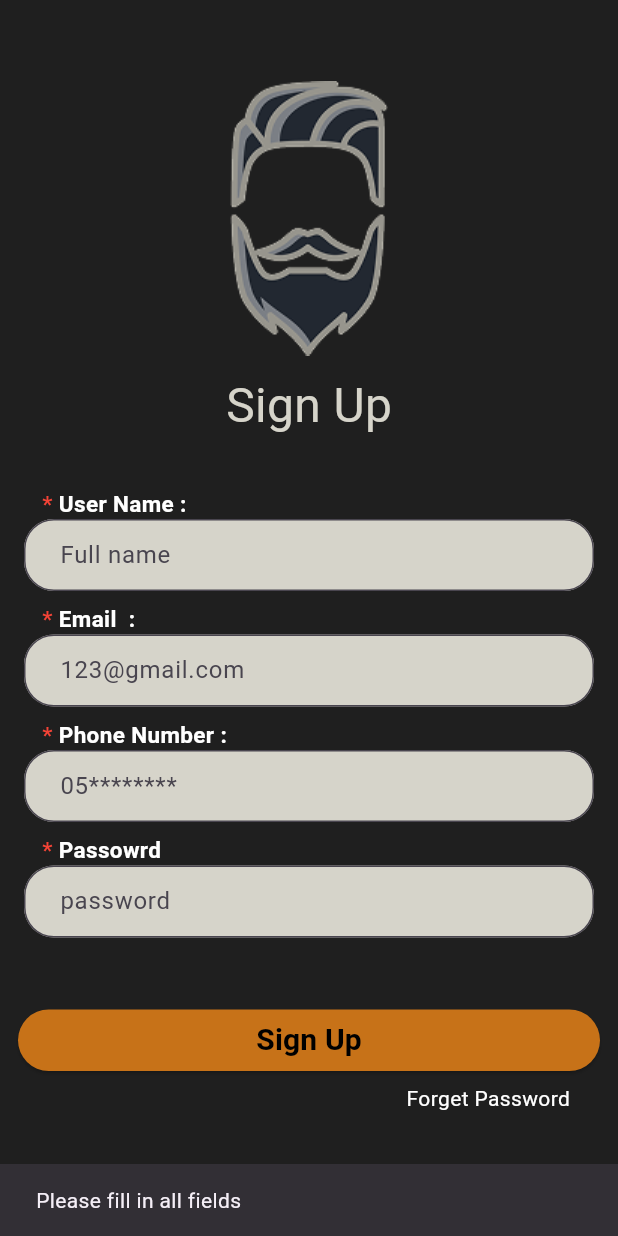
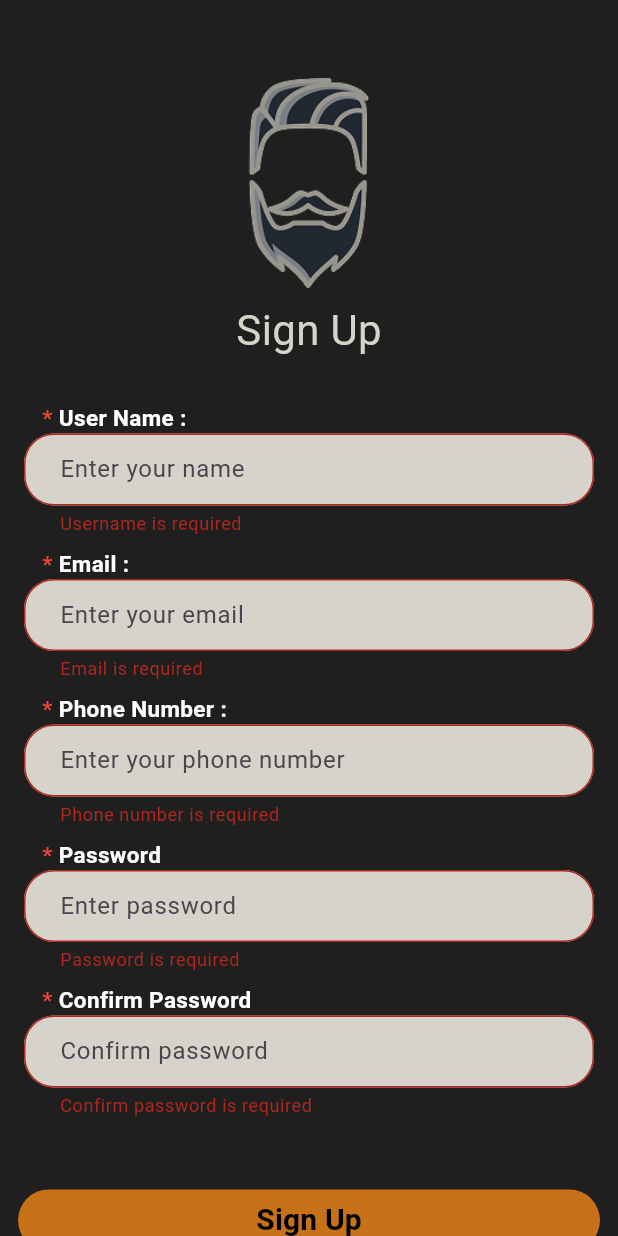
Before and after one commit to HadiSawalmah/barber_salon, a Flutter app: the SginupUser screen opened by its route, after a tap on "Sign Up", on a phone screen of 412 x 824 dp. Run offline on Flutter 3.47's test engine with Material 3 defaults, Android fonts, the phone set to English and light mode, and no system bars; our stand-ins replace cloud_firestore, dio, firebase_auth, firebase_core, firebase_messaging, flutter_local_notifications and 3 more; accounts and stored records are empty; network calls fail.

Commit message:
editing on login and signup pages , convert the testfield to textformfield and add validator to all feilds . also add 2 new widget to clean the code '

```diff
--- a/lib/presentation/screens/barber/login_barber.dart
+++ b/lib/presentation/screens/barber/login_barber.dart
@@ -86,14 +86,14 @@ class _LoginState extends State<Loginbarber> {
                     SizedBox(height: 43),
                     Column(
                       children: [
-                        Textfiled(
+                        textfiled(
                           "Email :",
                           "05********",
                           Color(0xffD6D4CA),
                           Colors.white,
                           _email,
                         ),
-                        Textfiled(
+                        textfiled(
                           "Passowrd",
                           "password",
                           Color(0xffD6D4CA),
--- a/lib/presentation/screens/barber/profile_page.dart
+++ b/lib/presentation/screens/barber/profile_page.dart
@@ -57,42 +57,42 @@ class _ProfilePageState extends State<ProfilePage> {
               ),
               SizedBox(height: 14),
 
-              Textfiled(
+              textfiled(
                 "First Name:",
                 "whats your first name?",
                 Colors.white,
                 Colors.white,
                 _firstname,
               ),
-              Textfiled(
+              textfiled(
                 "Last Name:",
                 "and your last name?",
                 Colors.white,
                 Colors.white,
                 _lastname,
               ),
-              Textfiled(
+              textfiled(
                 "Phone :",
                 "phone number",
                 Colors.white,
                 Colors.white,
                 _phone,
               ),
-              Textfiled(
+              textfiled(
                 "Email :",
                 "blabla@gmail.com",
                 Colors.white,
                 Colors.white,
                 _email,
               ),
-              Textfiled(
+              textfiled(
                 "Photo :",
                 "your photo",
                 Colors.white,
                 Colors.white,
                 _image,
               ),
-              Textfiled(
+              textfiled(
                 "Social Account:",
                 "facebook",
                 Colors.white,
--- a/lib/presentation/screens/user/login_user.dart
+++ b/lib/presentation/screens/user/login_user.dart
@@ -3,13 +3,11 @@ import 'package:firebase_auth/firebase_auth.dart';
 import 'package:flutter/material.dart';
 import 'package:go_router/go_router.dart';
 
+import '../../widgets/auth_layout.dart';
 import '../../widgets/login/button_login_user.dart';
 import '../../widgets/textfiled.dart';
 import '../../widgets/user/textfiled_password.dart';
-
-void main() {
-  runApp(Loginuser());
-}
+import '../../widgets/validators.dart';
 
 class Loginuser extends StatefulWidget {
   const Loginuser({super.key});
@@ -21,11 +19,14 @@ class Loginuser extends StatefulWidget {
 class _LoginState extends State<Loginuser> {
   final _email = TextEditingController();
   final _password = TextEditingController();
+  final _formKey = GlobalKey<FormState>();
 
   bool _isLoading = false;
   String? _errorMessage;
 
   Future<void> signInUser() async {
+    if (!_formKey.currentState!.validate()) return;
+
     setState(() {
       _isLoading = true;
       _errorMessage = null;
@@ -95,38 +96,28 @@ class _LoginState extends State<Loginuser> {
 
   @override
   Widget build(BuildContext context) {
-    return Scaffold(
-      backgroundColor: Color(0xff1F1F1F),
-      body: Padding(
-        padding: EdgeInsets.all(12),
-        child: Center(
-          child: Padding(
-            padding: const EdgeInsets.only(top: 41),
-            child: SingleChildScrollView(
+    return AuthLayout(
+      title: "Log In",
+      child: Form(
+        key: _formKey,
         child: Column(
           children: [
-                  Image.asset("assets/images/face.png"),
-                  SizedBox(height: 10),
-                  Text(
-                    "Log In",
-                    style: TextStyle(color: Color(0xffD6D4CA), fontSize: 32),
-                  ),
-                  SizedBox(height: 43),
-                  Column(
-                    children: [
-                      Textfiled(
+            SizedBox(height: 24),
+            textfiled(
               "Email :",
-                        "05********",
+              "Enter your email",
               Color(0xffD6D4CA),
               Colors.white,
               _email,
+              validator: Validators.email,
             ),
             textfiledPassword(
-                        "Passowrd",
-                        "password",
+              "Password ",
+              "Enter your Password  ",
               Color(0xffD6D4CA),
               Colors.white,
               _password,
+              validator: Validators.password,
             ),
             SizedBox(height: 44),
             ButtonLoginUser(
@@ -136,10 +127,9 @@ class _LoginState extends State<Loginuser> {
             SizedBox(height: 8),
             Row(
               mainAxisAlignment: MainAxisAlignment.end,
-                        children: [
+              children: const [
                 Padding(
-                            padding: const EdgeInsets.only(right: 20.0),
-
+                  padding: EdgeInsets.only(right: 20.0),
                   child: Text(
                     "Forget Password",
                     style: TextStyle(color: Colors.white),
@@ -151,31 +141,23 @@ class _LoginState extends State<Loginuser> {
             Row(
               mainAxisAlignment: MainAxisAlignment.center,
               children: [
-                          Text(
-                            "Dont have an account ? ",
+                const Text(
+                  "Don't have an account? ",
                   style: TextStyle(color: Colors.white, fontSize: 20),
                 ),
                 GestureDetector(
                   onTap: () {
                     context.go("/SginupUser");
                   },
-                            child: Text(
+                  child: const Text(
                     "Sign Up",
-                              style: TextStyle(
-                                color: Colors.blue,
-                                fontSize: 16,
-                              ),
+                    style: TextStyle(color: Colors.blue, fontSize: 16),
                   ),
                 ),
               ],
             ),
           ],
         ),
-                ],
-              ),
-            ),
-          ),
-        ),
       ),
     );
   }
--- a/lib/presentation/screens/user/sginup_user.dart
+++ b/lib/presentation/screens/user/sginup_user.dart
@@ -2,14 +2,15 @@ import 'package:cloud_firestore/cloud_firestore.dart';
 import 'package:firebase_auth/firebase_auth.dart';
 import 'package:flutter/material.dart';
 import 'package:go_router/go_router.dart';
+import 'package:project_new/presentation/widgets/validators.dart';
 import '../../../data/models/admin/user_model.dart';
+import '../../widgets/auth_layout.dart';
 import '../../widgets/login/button_login_user.dart';
 import '../../widgets/textfiled.dart';
 import '../../widgets/user/textfiled_password.dart';
 
 class SginupUser extends StatefulWidget {
   const SginupUser({super.key});
-
   @override
   State<SginupUser> createState() => _SginupUserState();
 }
@@ -19,25 +20,14 @@ class _SginupUserState extends State<SginupUser> {
   final _email = TextEditingController();
   final _phone = TextEditingController();
   final _password = TextEditingController();
+  final _confirmPassword = TextEditingController();
+  final _formKey = GlobalKey<FormState>();
   bool _isLoading = false;
-  Future signup(context) async {
+  Future signup(BuildContext context) async {
     setState(() {
       _isLoading = true;
     });
     try {
-      if (_username.text.isEmpty ||
-          _email.text.isEmpty ||
-          _password.text.isEmpty ||
-          _phone.text.isEmpty) {
-        ScaffoldMessenger.of(
-          context,
-        ).showSnackBar(SnackBar(content: Text("Please fill in all fields")));
-        setState(() {
-          _isLoading = false;
-        });
-        return;
-      }
-
       UserCredential credential = await FirebaseAuth.instance
           .createUserWithEmailAndPassword(
             email: _email.text.trim(),
@@ -54,12 +44,11 @@ class _SginupUserState extends State<SginupUser> {
           .collection('users')
           .doc(userModel.id)
           .set(userModel.toMap());
-
       _username.clear();
       _email.clear();
       _phone.clear();
       _password.clear();
-
+      _confirmPassword.clear();
       ScaffoldMessenger.of(context).showSnackBar(
         SnackBar(
           content: Text(
@@ -69,7 +58,6 @@ class _SginupUserState extends State<SginupUser> {
         ),
       );
       await Future.delayed(Duration(seconds: 1));
-
       if (context.mounted) {
         GoRouter.of(context).go("/Loginuser");
       }
@@ -89,83 +77,81 @@ class _SginupUserState extends State<SginupUser> {
     }
   }
 
+  String? _validateConfirmPassword(String? value) {
+    if (value == null || value.trim().isEmpty) {
+      return 'Confirm password is required';
+    }
+    if (value != _password.text.trim()) {
+      return 'Passwords do not match';
+    }
+    return null;
+  }
+
   @override
   Widget build(BuildContext context) {
-    return Scaffold(
-      backgroundColor: Color(0xff1F1F1F),
-      body: Padding(
-        padding: EdgeInsets.all(12),
-        child: Center(
-          child: Padding(
-            padding: const EdgeInsets.only(top: 41),
-            child: SingleChildScrollView(
+    return AuthLayout(
+      title: "Sign Up",
+      child: Form(
+        key: _formKey,
         child: Column(
           children: [
-                  Image.asset("assets/images/face.png"),
-                  SizedBox(height: 10),
-                  Text(
-                    "Sign Up",
-                    style: TextStyle(color: Color(0xffD6D4CA), fontSize: 32),
-                  ),
-                  SizedBox(height: 28),
-                  Column(
-                    children: [
-                      Textfiled(
+            textfiled(
               "User Name :",
-                        "Full name",
+              "Enter your name",
               Color(0xffD6D4CA),
               Colors.white,
               _username,
+              validator:
+                  Validators.username,
             ),
-                      Textfiled(
-                        "Email  :",
-                        "123@gmail.com",
+            textfiled(
+              "Email :",
+              "Enter your email",
               Color(0xffD6D4CA),
               Colors.white,
               _email,
+              validator: Validators.email,
             ),
-                      Textfiled(
+            textfiled(
               "Phone Number :",
-                        "05********",
+              "Enter your phone number",
               Color(0xffD6D4CA),
               Colors.white,
               _phone,
+              validator: Validators.phone,
             ),
-
             textfiledPassword(
-                        "Passowrd",
-                        "password",
+              "Password",
+              "Enter password",
               Color(0xffD6D4CA),
               Colors.white,
               _password,
+              validator: Validators.password,
             ),
-
-                      SizedBox(height: 44),
+            textfiledPassword(
+              "Confirm Password",
+              "Confirm password",
+              Color(0xffD6D4CA),
+              Colors.white,
+              _confirmPassword,
+              validator:
+                  _validateConfirmPassword,
+            ),
+            const SizedBox(height: 44),
             ButtonLoginUser(
               text: _isLoading ? "Loading..." : "Sign Up",
-                        onPressed: () => signup(context),
+              onPressed: () {
+                if (_formKey.currentState!.validate()) {
+                  signup(context);
+                }
+              },
             ),
-
-                      SizedBox(height: 8),
-                      Row(
-                        mainAxisAlignment: MainAxisAlignment.end,
-                        children: [
-                          Padding(
-                            padding: const EdgeInsets.only(right: 20.0),
-
-                            child: Text(
-                              "Forget Password",
-                              style: TextStyle(color: Colors.white),
-                            ),
-                          ),
-                        ],
-                      ),
-                      SizedBox(height: 40),
+            const SizedBox(height: 28),
             Row(
               mainAxisAlignment: MainAxisAlignment.center,
               children: [
-                          Text(
-                            "Dont have an account ? ",
+                const Text(
+                  "Already have an account? ",
                   style: TextStyle(color: Colors.white, fontSize: 20),
                 ),
                 InkWell(
@@ -174,21 +160,13 @@ class _SginupUserState extends State<SginupUser> {
                   },
                   child: const Text(
                     "Sign In",
-                              style: TextStyle(
-                                color: Colors.blue,
-                                fontSize: 20,
-                              ),
+                    style: TextStyle(color: Colors.blue, fontSize: 20),
                   ),
                 ),
               ],
             ),
           ],
         ),
-                ],
-              ),
-            ),
-          ),
-        ),
       ),
     );
   }
--- /dev/null
+++ b/lib/presentation/widgets/auth_layout.dart
@@ -0,0 +1,34 @@
+import 'package:flutter/material.dart';
+class AuthLayout extends StatelessWidget {
+  final String title;
+  final Widget child;
+
+  const AuthLayout({
+    super.key,
+    required this.title,
+    required this.child,
+  });
+
+  @override
+  Widget build(BuildContext context) {
+    return Scaffold(
+      backgroundColor: const Color(0xff1F1F1F),
+      body: SingleChildScrollView(
+        padding: const EdgeInsets.all(12),
+        child: Column(
+          children: [
+            const SizedBox(height: 40),
+            Image.asset("assets/images/face.png", height: 140),
+            const SizedBox(height: 8),
+            Text(
+              title,
+              style: const TextStyle(color: Color(0xffD6D4CA), fontSize: 28),
+            ),
+            const SizedBox(height: 24),
+            child,
+          ],
+        ),
+      ),
+    );
+  }
+}
--- a/lib/presentation/widgets/textfiled.dart
+++ b/lib/presentation/widgets/textfiled.dart
@@ -1,12 +1,13 @@
 import 'package:flutter/material.dart';
 
-Widget Textfiled(
+ Widget textfiled(
   String label,
   String hint,
   Color color,
   Color textcolor,
-  TextEditingController controller,
-) {
+  TextEditingController controller, {
+  String? Function(String?)? validator,
+}) {
   return Padding(
     padding: const EdgeInsets.all(4.0),
     child: Column(
@@ -34,9 +35,11 @@ Widget Textfiled(
             ),
           ],
         ),
-        TextField(
+        TextFormField(
           controller: controller,
           style: const TextStyle(color: Colors.black),
+          validator: validator ,
+
           decoration: InputDecoration(
             contentPadding: EdgeInsets.symmetric(horizontal: 20),
             hintText: hint,
--- a/lib/presentation/widgets/user/textfiled_password.dart
+++ b/lib/presentation/widgets/user/textfiled_password.dart
@@ -5,9 +5,9 @@ Widget textfiledPassword(
   String hint,
   Color color,
   Color textcolor,
-  TextEditingController controller,
-) {
-  return Padding(
+  TextEditingController controller, {
+  String? Function(String?)? validator,
+}) => Padding(
     padding: const EdgeInsets.all(4.0),
     child: Column(
       crossAxisAlignment: CrossAxisAlignment.stretch,
@@ -34,10 +34,12 @@ Widget textfiledPassword(
             ),
           ],
         ),
-        TextField(
+        TextFormField(
           controller: controller,
           obscureText: true,
           style: const TextStyle(color: Colors.black),
+          validator: validator,
+
           decoration: InputDecoration(
             contentPadding: EdgeInsets.symmetric(horizontal: 20),
             hintText: hint,
@@ -49,4 +51,3 @@ Widget textfiledPassword(
       ],
     ),
   );
-}
--- /dev/null
+++ b/lib/presentation/widgets/validators.dart
@@ -0,0 +1,58 @@
+
+
+
+class Validators {
+  static String? email(String? value) {
+   if (value == null || value.trim().isEmpty) {
+      return 'Email is required';
+    }
+    if (!RegExp(r'^[\w-\.]+@([\w-]+\.)+[\w-]{2,4}$').hasMatch(value.trim())) {
+      return 'Enter a valid email';
+    }
+    return null;
+  }
+
+  static String? password(String? value){
+    if (value == null || value.trim().isEmpty) {
+      return 'Password is required';
+    }
+    if (value.length < 8) {
+      return 'Password must be at least 8 characters';
+    }
+    if (!RegExp(
+      r'^(?=.*[A-Za-z])(?=.*\d)[A-Za-z\d:@$*&_-]{8,}$',
+    ).hasMatch(value)) {
+      return 'Password must be 8+ characters,\n'
+          'and include both letters and numbers )';
+    }
+
+    return null;
+  }
+
+
+
+  static String? phone(String? value) {
+    if (value == null || value.trim().isEmpty) {
+      return 'Phone number is required';
+    }
+    if (!RegExp(r'^\d+$').hasMatch(value.trim())) {
+      return 'Phone number must contain only digits';
+    }
+    if (value.trim().length != 10) {
+      return 'Phone number must be 10 digits';
+    }
+
+    return null;
+  }
+
+  static String? username(String? value) {
+    if (value == null || value.trim().isEmpty) {
+      return 'Username is required';
+    }
+    if (!RegExp(r'^[a-zA-Z\u0600-\u06FF\s]+$').hasMatch(value.trim())) {
+      return 'Username must contain only letters and spaces';
+    }
+
+    return null;
+  }
+}
```
Lines whose indentation alone changed are shown as unchanged.
